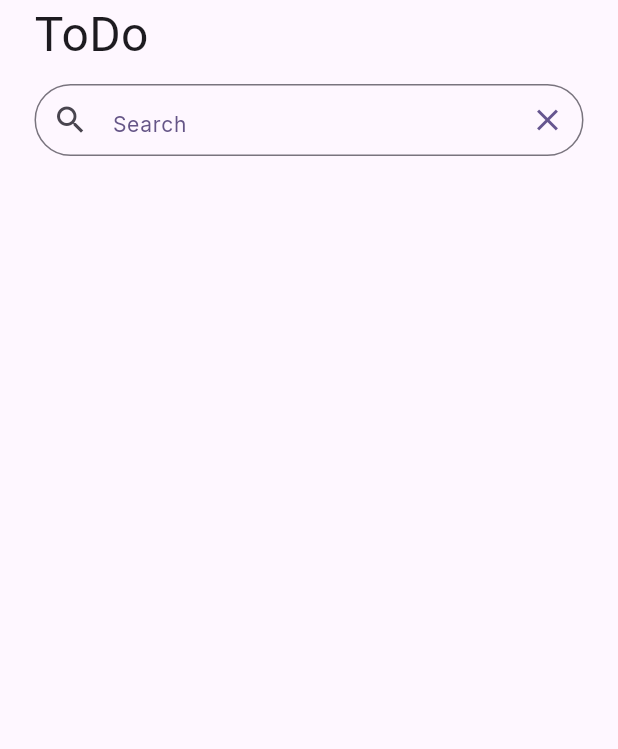
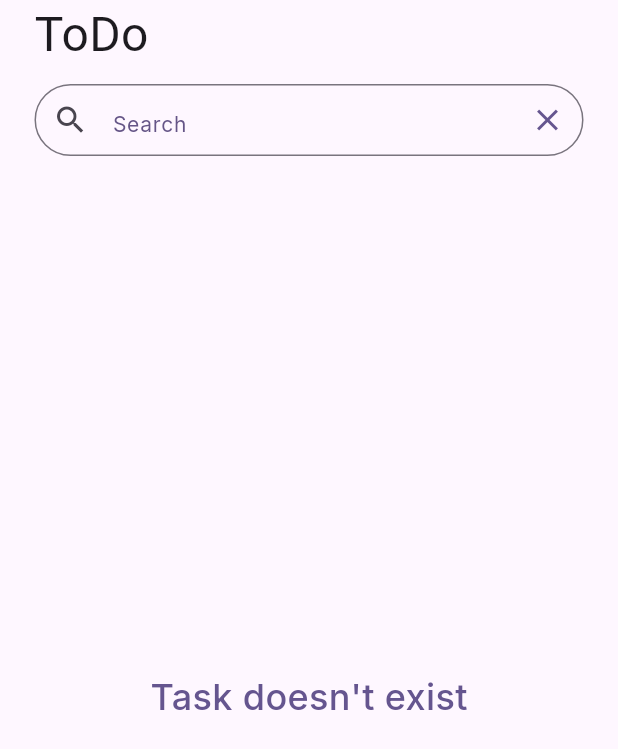
Before and after one commit to KwabenaBaffoe21/to_do_list, a Flutter app: the SearchPage screen opened directly, on a phone screen of 412 x 824 dp. Shown: the top 749 px of the screen. Run offline on Flutter 3.47's test engine with Material 3 defaults, Android fonts, the phone set to English and light mode, and no system bars; our stand-ins replace cloud_firestore, firebase_core, flutter_svg_provider, google_fonts, shared_preferences; accounts and stored records are empty; Roboto replaces fonts that are missing (Courgette).

Commit message:
search page & search logic/phase 2 ongoing

```diff
--- a/lib/screens/create_task.dart
+++ b/lib/screens/create_task.dart
@@ -89,7 +89,7 @@ class _CreateTaskState extends State<CreateTask> {
                           //textAlign: TextAlign.center,
                         ),
                       ),
-                      duration: const Duration(microseconds: 5),
+                      duration: const Duration(microseconds: 500),
                       backgroundColor: const Color(0xa6655587),
                       shape: RoundedRectangleBorder(
                         borderRadius: BorderRadius.circular(80),
--- a/lib/screens/search_page.dart
+++ b/lib/screens/search_page.dart
@@ -1,10 +1,12 @@
+import 'package:cloud_firestore/cloud_firestore.dart';
 import 'package:flutter/material.dart';
 import 'package:google_fonts/google_fonts.dart';
+import 'package:intl/intl.dart';
 
 class SearchPage extends StatefulWidget {
-  const SearchPage({super.key, this.onSearchChanged});
-
-  final Function(String)? onSearchChanged;
+  const SearchPage({
+    super.key,
+  });
 
   @override
   State<SearchPage> createState() => _SearchPageState();
@@ -12,6 +14,7 @@ class SearchPage extends StatefulWidget {
 
 class _SearchPageState extends State<SearchPage> {
   late TextEditingController searchController;
+  String searchQuery = '';
 
   @override
   void initState() {
@@ -23,6 +26,29 @@ class _SearchPageState extends State<SearchPage> {
   void dispose() {
     super.dispose();
     searchController.dispose();
+  }
+
+  void onSearchChanged(String query) {
+    setState(() {
+      searchQuery = query.toLowerCase();
+    });
+  }
+
+  Stream<QuerySnapshot<Map<String, dynamic>>>? getTaskStream() {
+    final taskCollection = FirebaseFirestore.instance.collection('task');
+
+    if(searchQuery.isEmpty){
+      return null;
+    }
+
+    Query<Map<String, dynamic>> query = taskCollection;
+
+    if (searchQuery.isNotEmpty) {
+      query = query
+          .where('title_lowercase', isGreaterThanOrEqualTo: searchQuery)
+          .where('title_lowercase', isLessThanOrEqualTo: '$searchQuery\uf8ff');
+    }
+    return query.snapshots();
   }
 
   @override
@@ -39,13 +65,13 @@ class _SearchPageState extends State<SearchPage> {
         ),
         leadingWidth: 154,
       ),
-      body: ListView(
+      body: Column(
         children: [
           Padding(
             padding: const EdgeInsets.symmetric(horizontal: 23.0),
             child: TextField(
               controller: searchController,
-              onChanged: widget.onSearchChanged,
+              onChanged: onSearchChanged,
               cursorHeight: 25,
               style:
                   GoogleFonts.inter(fontSize: 20, fontWeight: FontWeight.w400),
@@ -78,6 +104,56 @@ class _SearchPageState extends State<SearchPage> {
               ),
             ),
           ),
+          Expanded(
+            child: StreamBuilder(
+                stream: getTaskStream(),
+                builder: (context, snapshot) {
+                  if (snapshot.connectionState == ConnectionState.waiting) {
+                    return const Center(
+                      child: CircularProgressIndicator(),
+                    );
+                  } else if (!snapshot.hasData || snapshot.data!.docs.isEmpty) {
+                    return Column(
+                      crossAxisAlignment: CrossAxisAlignment.center,
+                      mainAxisAlignment: MainAxisAlignment.center,
+                      children: [
+                        Text(
+                          "Task doesn't exist",
+                          style: GoogleFonts.inter(
+                            fontSize: 24,
+                            fontWeight: FontWeight.w500,
+                            color: const Color(0xff65558f),
+                          ),
+                        ),
+                      ],
+                    );
+                  }
+                  return ListView.separated(
+                      padding: EdgeInsets.fromLTRB(16, 14, 16, 0),
+                      itemBuilder: (context, index) {
+                        final doc = snapshot.data!.docs[index];
+                        Timestamp timeStamp = doc['createdAt'];
+                        DateTime dateTime = timeStamp.toDate();
+                        String createdAt = DateFormat('HH:mm').format(dateTime);
+                        return ListTile(
+                          title: Text(
+                            doc['taskName'],
+                            style: GoogleFonts.inter(),
+                          ),
+                          subtitle: Text(
+                            doc['description'],
+                            style: GoogleFonts.inter(),
+                          ),
+                          trailing: Text(
+                            createdAt,
+                            style: GoogleFonts.inter(),
+                          ),
+                        );
+                      },
+                      separatorBuilder: (context, index) => const Divider(),
+                      itemCount: snapshot.data!.docs.length);
+                }),
+          ),
         ],
       ),
     );
```
